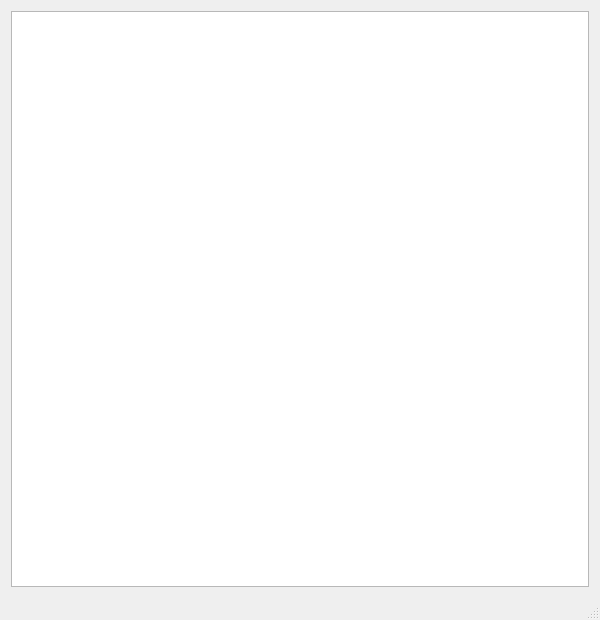
First picture: the form in generator.ui, repository ivonamilutinovic/matHack, before the edit.
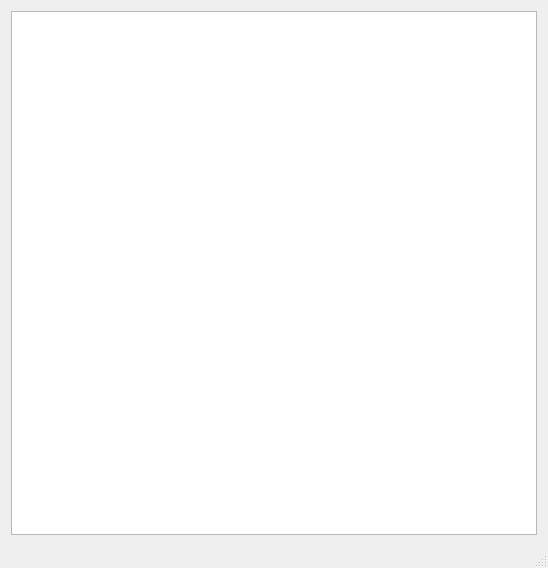
Second picture: the form after the edit.

What changed in the file:
```diff
--- a/generator.ui
+++ b/generator.ui
@@ -6,8 +6,8 @@
    <rect>
     <x>0</x>
     <y>0</y>
-    <width>600</width>
-    <height>620</height>
+    <width>548</width>
+    <height>568</height>
    </rect>
   </property>
   <property name="sizePolicy">
@@ -18,14 +18,14 @@
   </property>
   <property name="minimumSize">
    <size>
-    <width>600</width>
-    <height>620</height>
+    <width>548</width>
+    <height>568</height>
    </size>
   </property>
   <property name="maximumSize">
    <size>
-    <width>600</width>
-    <height>620</height>
+    <width>548</width>
+    <height>568</height>
    </size>
   </property>
   <property name="windowTitle">
```
Left out of the diff: 2 changed lines with no effect on the pictures.
